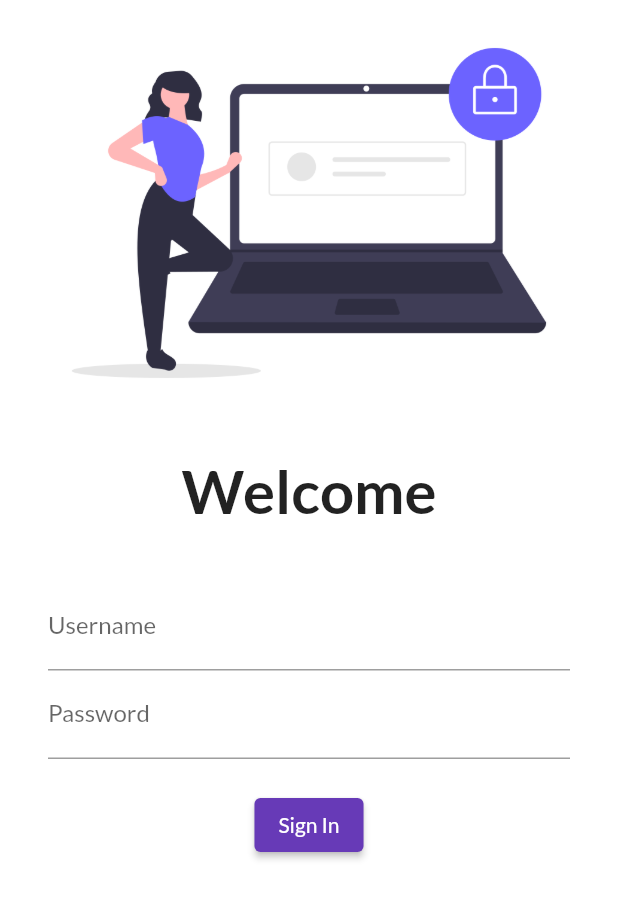
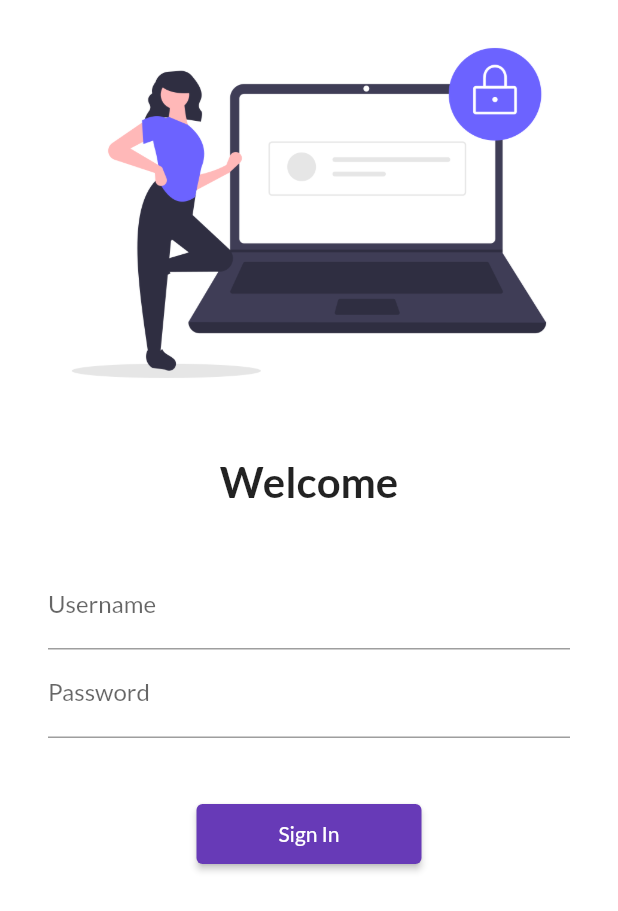
Before and after one commit to undertaj/Flutter-Task, a Flutter app: the screen it shows after launch, on a phone screen of 412 x 824 dp. Shown: the top 911 px of the screen. Run offline on Flutter 3.47's test engine with Material 2 defaults, Android fonts, the phone set to English and light mode, and no system bars; our stand-ins replace google_fonts.

Commit message:
day5completed

```diff
--- a/lib/main.dart
+++ b/lib/main.dart
@@ -2,6 +2,8 @@ import 'package:flutter/material.dart';
 import 'package:google_fonts/google_fonts.dart';
 import 'package:my_app/pages/home_page.dart';
 import 'package:my_app/pages/login_page.dart';
+import 'package:my_app/utils/routes.dart';
+import '';
 
 void main() {
   runApp(MyApp());
@@ -22,8 +24,8 @@ class MyApp extends StatelessWidget {
 
       routes: {
         "/" : (context) => LoginPage(),
-        "/home" : (context) => HomePage(),
-        "/login" : (context) => LoginPage()
+        MyRoutes.homeRoute : (context) => HomePage(),
+        MyRoutes.loginRoute : (context) => LoginPage()
       },
     );
   }
--- a/lib/pages/login_page.dart
+++ b/lib/pages/login_page.dart
@@ -1,4 +1,6 @@
 import 'package:flutter/material.dart';
+import '';
+import '../utils/routes.dart';
 
 class LoginPage extends StatelessWidget {
   const LoginPage({Key? key}) : super(key: key);
@@ -7,6 +9,7 @@ class LoginPage extends StatelessWidget {
   Widget build(BuildContext context) {
     return Material(
       color: Colors.white,
+      child: SingleChildScrollView(
         child: Column(
           children: [
             Image.asset("assets/images/login_image.png",
@@ -20,7 +23,7 @@ class LoginPage extends StatelessWidget {
             const Text(
               "Welcome",
               style: TextStyle(
-              fontSize: 40,
+                fontSize: 28,
                 fontWeight: FontWeight.bold
               )
               ),
@@ -30,6 +33,7 @@ class LoginPage extends StatelessWidget {
             ),
             Padding(
               padding: const EdgeInsets.symmetric(vertical: 16.0, horizontal: 32.0),
+
                 child: Column(
                   children: [
                     TextFormField(
@@ -46,19 +50,21 @@ class LoginPage extends StatelessWidget {
                         )
                     ),
                     const SizedBox(
-                  height: 20.0,
+                      height: 40.0,
                     ),
                     ElevatedButton(
                         child: Text("Sign In"),
-                    style: TextButton.styleFrom(),
+                        style: TextButton.styleFrom(minimumSize: Size(150, 40)),
                         onPressed: () {
-                        print("Hi Codepur");
+                            Navigator.pushNamed(context, MyRoutes.homeRoute);
                         }
                         )
                   ],
                 ),
-          )
+              ),
+
           ]
+    ),
       )
     );
   }
--- a/lib/utils/routes.dart
+++ b/lib/utils/routes.dart
@@ -0,0 +1,4 @@
+class MyRoutes{
+  static String loginRoute = "/login";
+  static String homeRoute = "/home";
+}
```
Lines whose indentation alone changed are shown as unchanged.
